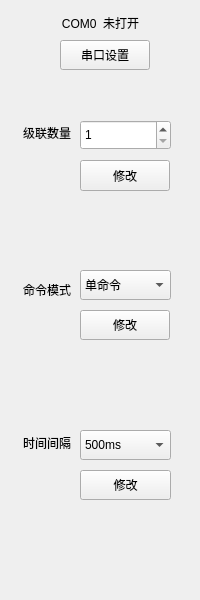
The window that IDC_TestSystem/ZPDU/z_toolbox/z_settingtoolwid.ui (ChinaClever/IDC_TestSystem) describes before a commit, drawn with Qt 5.
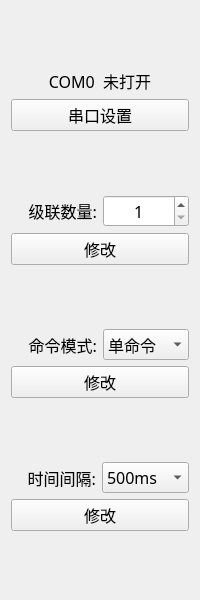
The same window after the commit.

Patch:
```diff
--- a/IDC_TestSystem/ZPDU/z_toolbox/z_settingtoolwid.ui
+++ b/IDC_TestSystem/ZPDU/z_toolbox/z_settingtoolwid.ui
@@ -10,186 +10,244 @@
     <height>600</height>
    </rect>
   </property>
+  <property name="font">
+   <font>
+    <family>微软雅黑</family>
+    <pointsize>12</pointsize>
+   </font>
+  </property>
   <property name="windowTitle">
    <string>Form</string>
   </property>
-  <widget class="QPushButton" name="devNumBtn">
-   <property name="geometry">
-    <rect>
-     <x>80</x>
-     <y>160</y>
-     <width>90</width>
-     <height>31</height>
-    </rect>
-   </property>
-   <property name="text">
-    <string>修改</string>
-   </property>
-  </widget>
-  <widget class="QLabel" name="label_5">
-   <property name="geometry">
-    <rect>
-     <x>10</x>
-     <y>280</y>
-     <width>61</width>
-     <height>20</height>
-    </rect>
-   </property>
-   <property name="text">
-    <string>命令模式</string>
-   </property>
-   <property name="alignment">
-    <set>Qt::AlignRight|Qt::AlignTrailing|Qt::AlignVCenter</set>
-   </property>
-  </widget>
-  <widget class="QLabel" name="serialLab">
-   <property name="geometry">
-    <rect>
-     <x>30</x>
-     <y>10</y>
-     <width>141</width>
-     <height>25</height>
-    </rect>
-   </property>
-   <property name="text">
-    <string>COM0  未打开</string>
-   </property>
-   <property name="alignment">
-    <set>Qt::AlignCenter</set>
-   </property>
-  </widget>
-  <widget class="QPushButton" name="cmdBtn">
-   <property name="geometry">
-    <rect>
-     <x>80</x>
-     <y>310</y>
-     <width>90</width>
-     <height>30</height>
-    </rect>
-   </property>
-   <property name="text">
-    <string>修改</string>
-   </property>
-  </widget>
-  <widget class="QSpinBox" name="spinBox">
-   <property name="geometry">
-    <rect>
-     <x>80</x>
-     <y>120</y>
-     <width>91</width>
-     <height>30</height>
-    </rect>
-   </property>
-   <property name="minimum">
-    <number>1</number>
-   </property>
-   <property name="maximum">
-    <number>33</number>
-   </property>
-  </widget>
-  <widget class="QComboBox" name="timeBox">
-   <property name="geometry">
-    <rect>
-     <x>80</x>
-     <y>430</y>
-     <width>91</width>
-     <height>30</height>
-    </rect>
-   </property>
+  <layout class="QVBoxLayout" name="verticalLayout">
    <item>
-    <property name="text">
-     <string>500ms</string>
-    </property>
+    <spacer name="verticalSpacer">
+     <property name="orientation">
+      <enum>Qt::Vertical</enum>
+     </property>
+     <property name="sizeHint" stdset="0">
+      <size>
+       <width>20</width>
+       <height>40</height>
+      </size>
+     </property>
+    </spacer>
    </item>
    <item>
-    <property name="text">
-     <string>1000ms</string>
-    </property>
+    <widget class="QLabel" name="serialLab">
+     <property name="text">
+      <string>COM0  未打开</string>
+     </property>
+     <property name="alignment">
+      <set>Qt::AlignCenter</set>
+     </property>
+    </widget>
    </item>
    <item>
-    <property name="text">
-     <string>1500ms</string>
-    </property>
+    <widget class="QPushButton" name="serialBtn">
+     <property name="minimumSize">
+      <size>
+       <width>0</width>
+       <height>31</height>
+      </size>
+     </property>
+     <property name="sizeIncrement">
+      <size>
+       <width>0</width>
+       <height>31</height>
+      </size>
+     </property>
+     <property name="text">
+      <string>串口设置</string>
+     </property>
+    </widget>
    </item>
-  </widget>
-  <widget class="QLabel" name="label">
-   <property name="geometry">
-    <rect>
-     <x>10</x>
-     <y>120</y>
-     <width>61</width>
-     <height>25</height>
-    </rect>
-   </property>
-   <property name="text">
-    <string>级联数量</string>
-   </property>
-   <property name="alignment">
-    <set>Qt::AlignRight|Qt::AlignTrailing|Qt::AlignVCenter</set>
-   </property>
-  </widget>
-  <widget class="QLabel" name="label_6">
-   <property name="geometry">
-    <rect>
-     <x>10</x>
-     <y>430</y>
-     <width>61</width>
-     <height>25</height>
-    </rect>
-   </property>
-   <property name="text">
-    <string>时间间隔</string>
-   </property>
-   <property name="alignment">
-    <set>Qt::AlignRight|Qt::AlignTrailing|Qt::AlignVCenter</set>
-   </property>
-  </widget>
-  <widget class="QComboBox" name="cmdBox">
-   <property name="geometry">
-    <rect>
-     <x>80</x>
-     <y>270</y>
-     <width>91</width>
-     <height>30</height>
-    </rect>
-   </property>
    <item>
-    <property name="text">
-     <string>单命令</string>
-    </property>
+    <spacer name="verticalSpacer_2">
+     <property name="orientation">
+      <enum>Qt::Vertical</enum>
+     </property>
+     <property name="sizeHint" stdset="0">
+      <size>
+       <width>20</width>
+       <height>40</height>
+      </size>
+     </property>
+    </spacer>
    </item>
    <item>
-    <property name="text">
-     <string>双命令</string>
-    </property>
+    <layout class="QHBoxLayout" name="horizontalLayout">
+     <item>
+      <widget class="QLabel" name="label">
+       <property name="text">
+        <string>级联数量:</string>
+       </property>
+       <property name="alignment">
+        <set>Qt::AlignRight|Qt::AlignTrailing|Qt::AlignVCenter</set>
+       </property>
+      </widget>
+     </item>
+     <item>
+      <widget class="QSpinBox" name="spinBox">
+       <property name="alignment">
+        <set>Qt::AlignCenter</set>
+       </property>
+       <property name="minimum">
+        <number>1</number>
+       </property>
+       <property name="maximum">
+        <number>33</number>
+       </property>
+      </widget>
+     </item>
+    </layout>
    </item>
-  </widget>
-  <widget class="QPushButton" name="serialBtn">
-   <property name="geometry">
-    <rect>
-     <x>60</x>
-     <y>40</y>
-     <width>90</width>
-     <height>30</height>
-    </rect>
-   </property>
-   <property name="text">
-    <string>串口设置</string>
-   </property>
-  </widget>
-  <widget class="QPushButton" name="timeBtn">
-   <property name="geometry">
-    <rect>
-     <x>80</x>
-     <y>470</y>
-     <width>91</width>
-     <height>30</height>
-    </rect>
-   </property>
-   <property name="text">
-    <string>修改</string>
-   </property>
-  </widget>
+   <item>
+    <widget class="QPushButton" name="devNumBtn">
+     <property name="minimumSize">
+      <size>
+       <width>0</width>
+       <height>31</height>
+      </size>
+     </property>
+     <property name="sizeIncrement">
+      <size>
+       <width>0</width>
+       <height>31</height>
+      </size>
+     </property>
+     <property name="text">
+      <string>修改</string>
+     </property>
+    </widget>
+   </item>
+   <item>
+    <spacer name="verticalSpacer_3">
+     <property name="orientation">
+      <enum>Qt::Vertical</enum>
+     </property>
+     <property name="sizeHint" stdset="0">
+      <size>
+       <width>20</width>
+       <height>40</height>
+      </size>
+     </property>
+    </spacer>
+   </item>
+   <item>
+    <layout class="QHBoxLayout" name="horizontalLayout_2">
+     <item>
+      <widget class="QLabel" name="label_5">
+       <property name="text">
+        <string>命令模式:</string>
+       </property>
+       <property name="alignment">
+        <set>Qt::AlignRight|Qt::AlignTrailing|Qt::AlignVCenter</set>
+       </property>
+      </widget>
+     </item>
+     <item>
+      <widget class="QComboBox" name="cmdBox">
+       <item>
+        <property name="text">
+         <string>单命令</string>
+        </property>
+       </item>
+       <item>
+        <property name="text">
+         <string>双命令</string>
+        </property>
+       </item>
+      </widget>
+     </item>
+    </layout>
+   </item>
+   <item>
+    <widget class="QPushButton" name="cmdBtn">
+     <property name="minimumSize">
+      <size>
+       <width>0</width>
+       <height>31</height>
+      </size>
+     </property>
+     <property name="text">
+      <string>修改</string>
+     </property>
+    </widget>
+   </item>
+   <item>
+    <spacer name="verticalSpacer_4">
+     <property name="orientation">
+      <enum>Qt::Vertical</enum>
+     </property>
+     <property name="sizeHint" stdset="0">
+      <size>
+       <width>20</width>
+       <height>40</height>
+      </size>
+     </property>
+    </spacer>
+   </item>
+   <item>
+    <layout class="QHBoxLayout" name="horizontalLayout_3">
+     <item>
+      <widget class="QLabel" name="label_6">
+       <property name="text">
+        <string>时间间隔:</string>
+       </property>
+       <property name="alignment">
+        <set>Qt::AlignRight|Qt::AlignTrailing|Qt::AlignVCenter</set>
+       </property>
+      </widget>
+     </item>
+     <item>
+      <widget class="QComboBox" name="timeBox">
+       <item>
+        <property name="text">
+         <string>500ms</string>
+        </property>
+       </item>
+       <item>
+        <property name="text">
+         <string>1000ms</string>
+        </property>
+       </item>
+       <item>
+        <property name="text">
+         <string>1500ms</string>
+        </property>
+       </item>
+      </widget>
+     </item>
+    </layout>
+   </item>
+   <item>
+    <widget class="QPushButton" name="timeBtn">
+     <property name="minimumSize">
+      <size>
+       <width>0</width>
+       <height>31</height>
+      </size>
+     </property>
+     <property name="text">
+      <string>修改</string>
+     </property>
+    </widget>
+   </item>
+   <item>
+    <spacer name="verticalSpacer_5">
+     <property name="orientation">
+      <enum>Qt::Vertical</enum>
+     </property>
+     <property name="sizeHint" stdset="0">
+      <size>
+       <width>20</width>
+       <height>40</height>
+      </size>
+     </property>
+    </spacer>
+   </item>
+  </layout>
  </widget>
  <resources/>
  <connections/>
```
